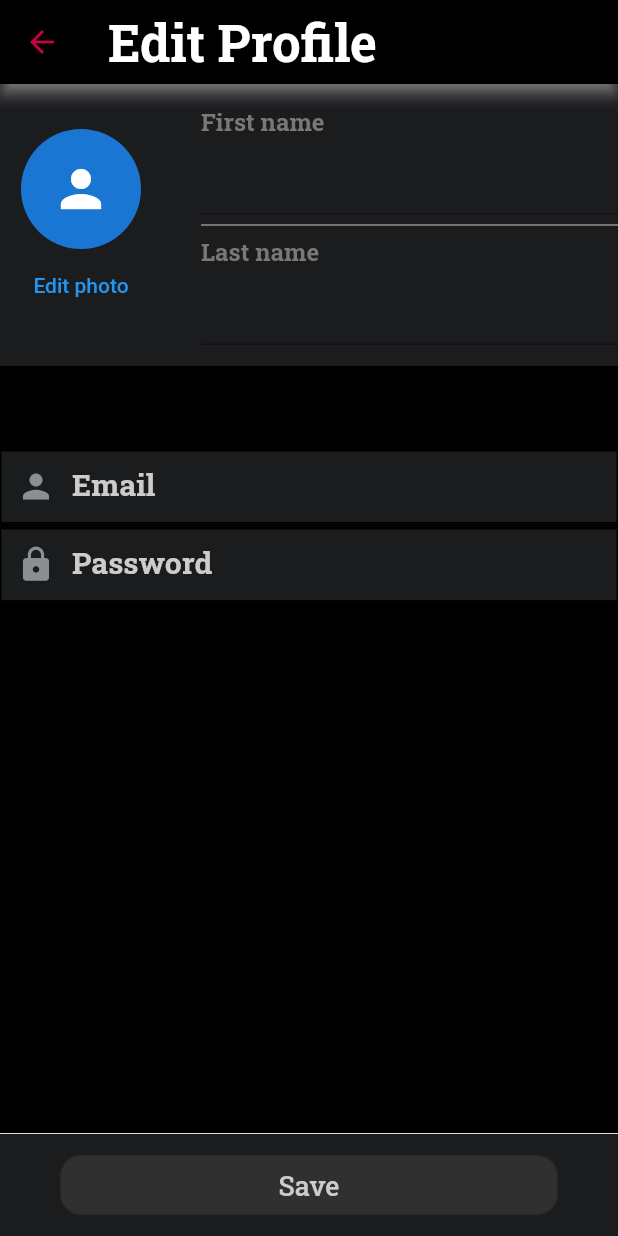
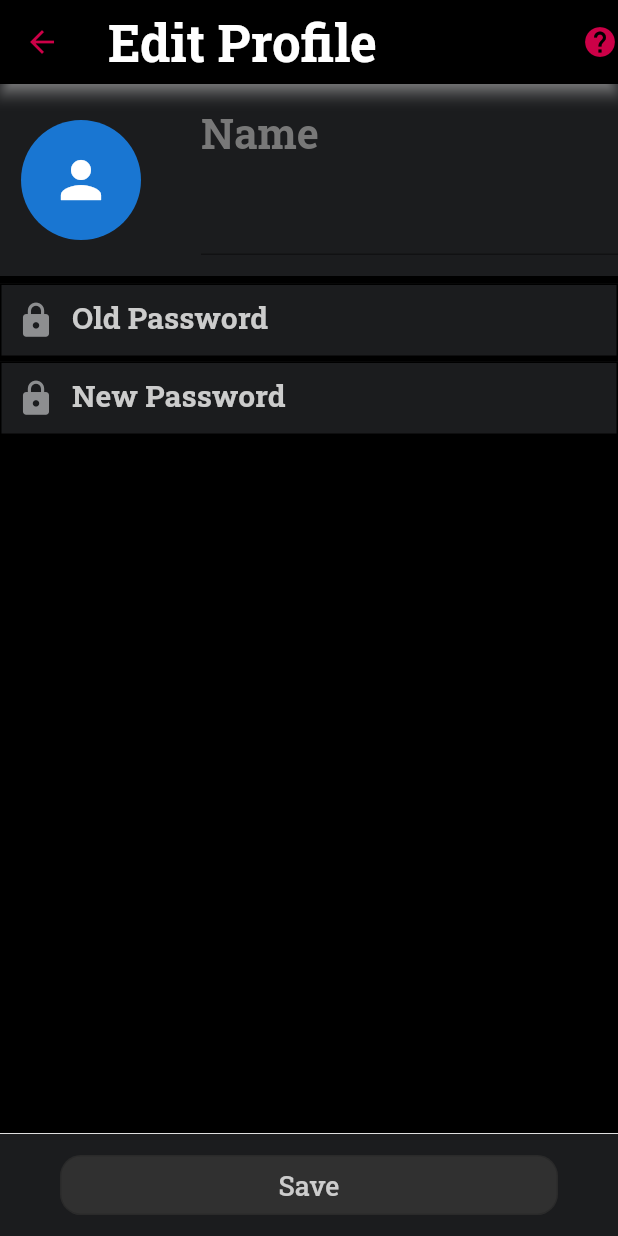
Before and after one commit to trungnguyenluu2311/E-Wallet, a Flutter app: the Profile screen opened directly, after a tap on the "edit" icon, on a phone screen of 412 x 824 dp. Run offline on Flutter 3.47's test engine with Material 2 defaults, Android fonts, the light colour scheme and no system bars; our stand-ins replace cloud_firestore, firebase_auth, firebase_core, firebase_storage, image_picker; accounts and stored records are empty.

Commit message:
Add edit profile

```diff
--- a/e_wallet/lib/screen/edit_screen/edit_profile.dart
+++ b/e_wallet/lib/screen/edit_screen/edit_profile.dart
@@ -1,11 +1,91 @@
 import 'package:flutter/material.dart';
+import 'package:cloud_firestore/cloud_firestore.dart';
+import 'package:firebase_auth/firebase_auth.dart';
+import 'package:firebase_storage/firebase_storage.dart';
 
 class EditProfile extends StatefulWidget {
+  final String name;
+  EditProfile(this.name);
   @override
-  _EditProfileState createState() => _EditProfileState();
+  _EditProfileState createState() => _EditProfileState(name);
 }
 
 class _EditProfileState extends State<EditProfile> {
+  final String name;
+  _EditProfileState(this.name);
+  final TextEditingController _nameInputCtrl = TextEditingController();
+  final TextEditingController _oldpassInputCtrl = TextEditingController();
+  final TextEditingController _newpassInputCtrl = TextEditingController();
+
+  @override
+  void initState() {
+    super.initState();
+    _nameInputCtrl.text = name;
+  }
+
+  Future<void> _alterDialogBuilder(String title,String error) async {
+    return showDialog(
+      context: context,
+      barrierDismissible: false,
+      builder: (context) {
+        return AlertDialog(
+          title: Text(title),
+          content: Container(
+            child: Text(error),
+          ),
+          actions: [
+          FlatButton(
+              onPressed: () {
+                Navigator.pop(context);
+              },
+              child: Text("Close Dialog"))
+        ],
+      );
+    });
+  }
+
+  void handleFormSubmit() async {
+    if (_oldpassInputCtrl.text.isNotEmpty && _newpassInputCtrl.text.isNotEmpty) {
+      User currentUser = FirebaseAuth.instance.currentUser;
+      UserCredential _authResult;
+      try {
+        _authResult = await currentUser.reauthenticateWithCredential(
+          EmailAuthProvider.credential(
+              email: currentUser.email,
+              password: _oldpassInputCtrl.text),
+        );
+      } catch(e){
+        _alterDialogBuilder("Error",e.toString());
+      }
+      if(_authResult != null && _authResult.user != null){
+        FirebaseAuth.instance.currentUser.updatePassword(_newpassInputCtrl.text).then((_) async {
+          DocumentReference docRef = FirebaseFirestore.instance.collection("users").doc(FirebaseAuth.instance.currentUser.uid);
+          await docRef.update({
+            "name": _nameInputCtrl.text,
+          });
+          Navigator.pop(context);
+          _alterDialogBuilder("Notification","Change Info User Success");
+        }).catchError((e){
+          _alterDialogBuilder("Error",e.toString());
+        });
+      }
+    }
+    else if(_oldpassInputCtrl.text.isNotEmpty && _newpassInputCtrl.text.isEmpty){
+      _alterDialogBuilder("Error","New password was missing");
+    }
+    else if(_oldpassInputCtrl.text.isEmpty && _newpassInputCtrl.text.isNotEmpty){
+      _alterDialogBuilder("Error","Old password was missing");
+    }
+    else{
+      DocumentReference docRef = FirebaseFirestore.instance.collection("users").doc(FirebaseAuth.instance.currentUser.uid);
+      await docRef.update({
+        "name": _nameInputCtrl.text,
+      });
+      Navigator.pop(context);
+      _alterDialogBuilder("Notification","Change Info User Success");
+    }
+  }
+
   @override
   Widget build(BuildContext context) {
     return SafeArea(
@@ -22,6 +102,16 @@ class _EditProfileState extends State<EditProfile> {
                 fontFamily: 'RobotoSlab',
                 fontWeight: FontWeight.w700),
           ),
+          actions: [
+            GestureDetector(
+                onTap: () {
+                  _alterDialogBuilder("Notification", "You don't need to write password if you don't need change");
+                },
+                child: Icon(
+                  Icons.help,
+                  color: Color(0xFFCC0047),
+                ))
+          ],
           backgroundColor: Colors.black,
           shadowColor: Colors.white,
         ),
@@ -46,8 +136,8 @@ class _EditProfileState extends State<EditProfile> {
                               size: 40,
                             ),
                           ),
-                          TextButton(
-                              onPressed: () {}, child: Text('Edit photo'))
+                          // TextButton(
+                          //     onPressed: () {}, child: Text('Edit photo'))
                         ],
                       ),
                       SizedBox(width: 40),
@@ -56,41 +146,28 @@ class _EditProfileState extends State<EditProfile> {
                           crossAxisAlignment: CrossAxisAlignment.start,
                           children: [
                             Text(
-                              'First name',
+                              'Name',
                               style: TextStyle(
                                   color: Color(0xFF787878),
                                   fontFamily: 'RobotoSlab',
-                                  fontSize: 16,
+                                  fontSize: 28,
                                   fontWeight: FontWeight.w700),
                             ),
                             SizedBox(
                               height: 4,
                             ),
                             TextField(
-                              style: TextStyle(color: Colors.white),
-                            ),
-                            Divider(color: Color(0xFFCCCCCC), height: 14),
-                            Text(
-                              'Last name',
-                              style: TextStyle(
-                                  color: Color(0xFF787878),
-                                  fontFamily: 'RobotoSlab',
-                                  fontSize: 16,
-                                  fontWeight: FontWeight.w700),
-                            ),
-                            SizedBox(
-                              height: 4,
-                            ),
-                            TextField(
-                              style: TextStyle(color: Colors.white),
+                              controller: _nameInputCtrl,
+                              style: TextStyle(fontSize: 30,color: Colors.white),
                             ),
                           ],
                         ),
                       )
                     ],
                   )),
-              SizedBox(height: 56),
+              SizedBox(height: 5),
               TextField(
+                controller: _oldpassInputCtrl,
                   style: TextStyle(color: Colors.white, fontSize: 18),
                   decoration: InputDecoration(
                     contentPadding: EdgeInsets.fromLTRB(0, 14, 0, 14),
@@ -99,11 +176,11 @@ class _EditProfileState extends State<EditProfile> {
                         fontSize: 20,
                         fontFamily: 'RobotoSlab',
                         fontWeight: FontWeight.w700),
-                    labelText: 'Email',
+                    labelText: 'Old Password',
                     filled: true,
                     fillColor: Color(0xFF1B1C1E),
                     prefixIcon: Icon(
-                      Icons.person,
+                      Icons.lock,
                       size: 26,
                       color: Color(0xFF8D8E90),
                     ),
@@ -115,6 +192,7 @@ class _EditProfileState extends State<EditProfile> {
                 height: 3,
               ),
               TextField(
+                controller: _newpassInputCtrl,
                   style: TextStyle(color: Colors.white, fontSize: 18),
                   decoration: InputDecoration(
                     contentPadding: EdgeInsets.fromLTRB(0, 14, 0, 14),
@@ -123,7 +201,7 @@ class _EditProfileState extends State<EditProfile> {
                         fontSize: 20,
                         fontFamily: 'RobotoSlab',
                         fontWeight: FontWeight.w700),
-                    labelText: 'Password',
+                    labelText: 'New Password',
                     filled: true,
                     fillColor: Color(0xFF1B1C1E),
                     prefixIcon: Icon(
@@ -156,7 +234,7 @@ class _EditProfileState extends State<EditProfile> {
                       fontSize: 18,
                       fontWeight: FontWeight.w500),
                 ),
-                onPressed: () {},
+                onPressed: () {handleFormSubmit();},
                 style: ButtonStyle(
                     backgroundColor:
                         MaterialStateProperty.all(Color(0xFF303030)),
--- a/e_wallet/lib/screen/profile.dart
+++ b/e_wallet/lib/screen/profile.dart
@@ -1,7 +1,9 @@
 import 'package:e_wallet/screen/edit_screen/edit_profile.dart';
 import 'package:flutter/material.dart';
 import 'package:firebase_auth/firebase_auth.dart';
-import 'package:e_wallet/screen/signin_signup_screen/login_screen.dart';
+import 'package:cloud_firestore/cloud_firestore.dart';
+import 'package:firebase_auth/firebase_auth.dart';
+import 'package:e_wallet/models/user_model.dart';
 
 class Profile extends StatefulWidget {
   @override
@@ -9,16 +11,48 @@ class Profile extends StatefulWidget {
 }
 
 class _ProfileState extends State<Profile> {
+
+  Future<void> _alterDialogBuilder(String title,String error) async {
+    return showDialog(
+        context: context,
+        barrierDismissible: false,
+        builder: (context) {
+          return AlertDialog(
+            title: Text(title),
+            content: Container(
+              child: Text(error),
+            ),
+            actions: [
+              FlatButton(
+                  onPressed: () {
+                    Navigator.pop(context);
+                  },
+                  child: Text("Close Dialog"))
+            ],
+          );
+        });
+  }
+
   @override
   Widget build(BuildContext context) {
     return SafeArea(
-      child: Scaffold(
+      child: StreamBuilder<DocumentSnapshot>(
+        stream: FirebaseFirestore.instance.collection("users").doc(FirebaseAuth.instance.currentUser.uid).snapshots(),
+        builder: (context, AsyncSnapshot<DocumentSnapshot> snapshot) {
+          if (snapshot.connectionState == ConnectionState.waiting) {
+            return Center(child: CircularProgressIndicator());
+          }
+          if (snapshot.hasError) {
+            return Center(child: Text(snapshot.error.toString()));
+          }
+          final UserModel user = UserModel.fromDocumentSnapshot(documentSnapshot: snapshot.data);
+            return Scaffold(
               appBar: AppBar(
                 actions: [
                   GestureDetector(
                       onTap: () {
-                  Navigator.push(context,
-                      MaterialPageRoute(builder: (context) => EditProfile()));
+                        // _alterDialogBuilder("Notification", "You don't need to write password if you don't need change");
+                        Navigator.push(context, MaterialPageRoute(builder: (context) => EditProfile(user.name)));
                       },
                       child: Icon(
                         Icons.edit,
@@ -69,50 +103,30 @@ class _ProfileState extends State<Profile> {
                                 crossAxisAlignment: CrossAxisAlignment.start,
                                 children: [
                                   Text(
-                              'First name',
+                                    'Name',
                                     style: TextStyle(
                                         color: Color(0xFF787878),
                                         fontFamily: 'RobotoSlab',
-                                  fontSize: 16,
+                                        fontSize: 28,
                                         fontWeight: FontWeight.w700),
                                   ),
                                   SizedBox(
                                     height: 4,
                                   ),
                                   Text(
-                              'Pháp',
+                                    "${user.name}",
                                     style: TextStyle(
                                         color: Color(0xFFE6E6E6),
                                         fontFamily: 'RobotoSlab',
-                                  fontSize: 18,
+                                        fontSize: 30,
                                         fontWeight: FontWeight.w700),
                                   ),
-                            Divider(color: Color(0xFFCCCCCC), height: 14),
-                            Text(
-                              'Last name',
-                              style: TextStyle(
-                                  color: Color(0xFF787878),
-                                  fontFamily: 'RobotoSlab',
-                                  fontSize: 16,
-                                  fontWeight: FontWeight.w700),
-                            ),
-                            SizedBox(
-                              height: 4,
-                            ),
-                            Text(
-                              'Huỳnh',
-                              style: TextStyle(
-                                  color: Color(0xFFCCCCCC),
-                                  fontFamily: 'RobotoSlab',
-                                  fontSize: 18,
-                                  fontWeight: FontWeight.w700),
-                            )
                                 ],
                               ),
-                      )
+                            ),
                           ],
                         )),
-              SizedBox(height: 56),
+                    SizedBox(height: 5),
                     Container(
                       padding: EdgeInsets.all(14),
                       width: MediaQuery.of(context).size.width,
@@ -130,56 +144,12 @@ class _ProfileState extends State<Profile> {
                             ),
                           ),
                           Text(
-                      'longhappy@gmail.com',
+                            "${user.email}",
                             style: TextStyle(
                                 color: Color(0xFF787878),
                                 fontFamily: 'RobotoSlab',
                                 fontSize: 16,
                                 fontWeight: FontWeight.w700),
-                    ),
-                    GestureDetector(
-                      onTap: () {},
-                      child: Icon(
-                        Icons.arrow_forward_ios,
-                        color: Color(0xFF787878),
-                      ),
-                    ),
-                  ],
-                ),
-              ),
-              SizedBox(
-                height: 3,
-              ),
-              Container(
-                padding: EdgeInsets.all(14),
-                width: MediaQuery.of(context).size.width,
-                decoration: BoxDecoration(color: Color(0xFF1B1C1E)),
-                child: Row(
-                  children: [
-                    Expanded(
-                      child: Text(
-                        'Password',
-                        style: TextStyle(
-                            color: Color(0xFFCCCCCC),
-                            fontFamily: 'RobotoSlab',
-                            fontSize: 18,
-                            fontWeight: FontWeight.w500),
-                      ),
-                    ),
-                    Text(
-                      '*************',
-                      style: TextStyle(
-                          color: Color(0xFF787878),
-                          fontFamily: 'RobotoSlab',
-                          fontSize: 16,
-                          fontWeight: FontWeight.w700),
-                    ),
-                    GestureDetector(
-                      onTap: () {},
-                      child: Icon(
-                        Icons.arrow_forward_ios,
-                        color: Color(0xFF787878),
-                      ),
                           ),
                         ],
                       ),
@@ -221,7 +191,9 @@ class _ProfileState extends State<Profile> {
                   ]),
                 ),
               ),
-      ),
+            );
+        }
+      )
     );
   }
 }
```
Lines whose indentation alone changed are shown as unchanged.
